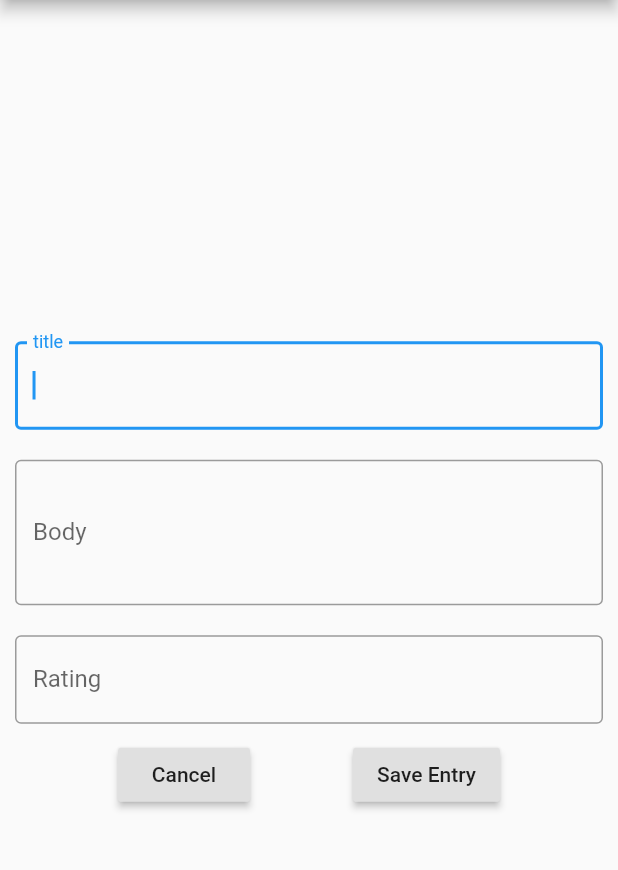
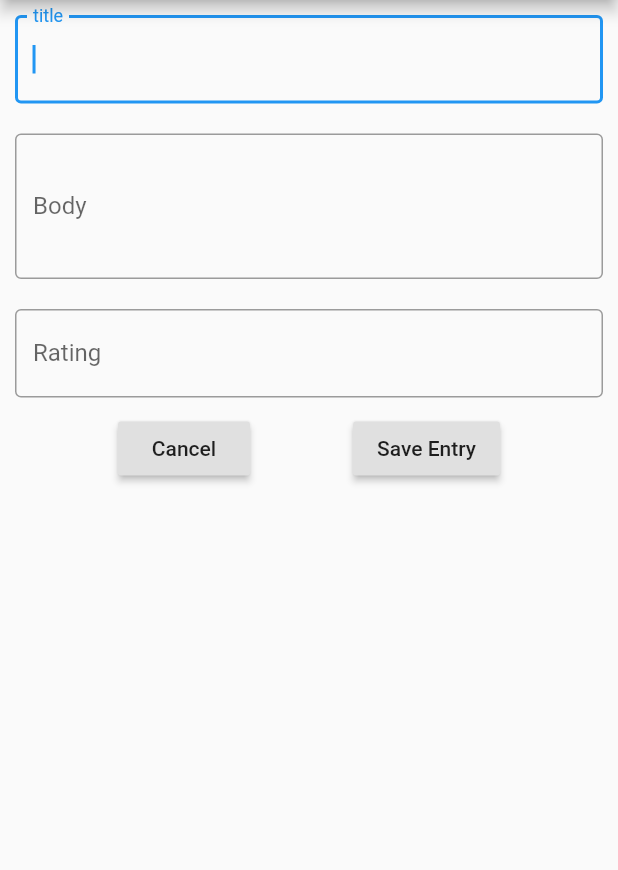
Before and after one commit to euromike21/cs492_journal, a Flutter app: the screen it shows after launch, after a tap on the "add" icon, on a phone screen of 412 x 824 dp, the part 84-954 px from its top. Run offline on Flutter 3.47's test engine with Material 2 defaults, Android fonts, the phone set to English and light mode, and no system bars.

Commit message:
start of date time, outline list

```diff
--- /dev/null
+++ b/lib/db/mock_data.dart
@@ -0,0 +1 @@
+import 'package:flutter/material.dart';
--- a/lib/main.dart
+++ b/lib/main.dart
@@ -2,9 +2,9 @@ import 'package:flutter/material.dart';
 import 'package:flutter/services.dart';
 //import 'package:journal/widgets/journal_scaffold.dart';
 import 'screens/welcome.dart';
+import 'screens/journal_entries.dart';
 //import 'screens/alpha.dart';
 //import 'screens/beta.dart';
-//import 'widgets/journal_entry_form.dart';
 
 void main() {
   WidgetsFlutterBinding.ensureInitialized();
@@ -19,11 +19,12 @@ void main() {
 
 class App extends StatelessWidget {
   // This widget is the root of your application.
-  static final routes = {
+  static final welcomeRoute = {
     Welcome.routeName: (context) => Welcome(),
-    //Alpha.routeName: (context) => Alpha(),
-    //Beta.routeName: (context) => Beta(),
-    //include welcome screen
+  };
+
+  static final listRoute = {
+    JournalEntries.routeName: (context) => JournalEntries(),
   };
 
   @override
@@ -31,7 +32,10 @@ class App extends StatelessWidget {
     return MaterialApp(
       title: 'Journal',
       theme: ThemeData.light(),
-      routes: routes,
+      //if list length is > 0 then load welcomroute
+      routes: welcomeRoute,
+      //else load journalentries route
+      //routes: listRoute,
     );
 
     //home: JournalScaffold());
--- a/lib/widgets/journal_entry_form.dart
+++ b/lib/widgets/journal_entry_form.dart
@@ -1,4 +1,6 @@
 import 'package:flutter/material.dart';
+import 'package:intl/date_symbols.dart';
+import 'package:intl/intl.dart';
 
 class JournalEntryFields {
   String title;
@@ -24,6 +26,15 @@ class JournalEntry {
     this.rating = 0,
     this.date,
   });
+
+  //genid method to genererate unique id
+  //dateTime
+
+  void dateGen() {
+    //var now = new DateTime.now();
+    //print('$now');
+    print(new DateFormat.yMMMMEEEEd().format(new DateTime.now()));
+  }
 }
 
 // ignore: must_be_immutable
@@ -41,7 +52,8 @@ class JournalEntryForm extends StatelessWidget {
       child: Form(
         key: formKey,
         child: Column(
-          mainAxisAlignment: MainAxisAlignment.center,
+          mainAxisAlignment: MainAxisAlignment.start,
+          crossAxisAlignment: CrossAxisAlignment.center,
           children: <Widget>[
             TextFormField(
                 autofocus: true,
@@ -97,6 +109,7 @@ class JournalEntryForm extends StatelessWidget {
             SizedBox(height: 10),
             Row(
               mainAxisAlignment: MainAxisAlignment.spaceEvenly,
+              crossAxisAlignment: CrossAxisAlignment.start,
               children: [
                 RaisedButton(
                   onPressed: () {
@@ -116,6 +129,7 @@ class JournalEntryForm extends StatelessWidget {
                     print(journalEntryFields.title);
                     print(journalEntryFields.body);
                     print(journalEntryFields.rating);
+                    journalEntry.dateGen();
                     //  }
                   },
                   child: Text('Save Entry'),
--- a/pubspec.yaml
+++ b/pubspec.yaml
@@ -21,8 +21,10 @@ environment:
   sdk: ">=2.7.0 <3.0.0"
 
 dependencies:
+  intl: ^0.16.1
   flutter:
     sdk: flutter
+
 
 
   # The following adds the Cupertino Icons font to your application.
```
Also changed, not shown: lib/screens/journal_entries.dart (+27 -21 lines), pubspec.lock.
